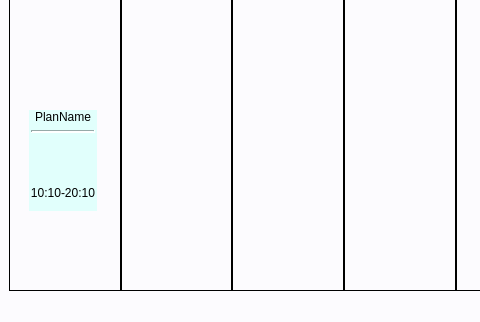
Old version of the form mainwindow.ui in the repository qwertyhoge/timetable_qt; both pictures show x 0 to 480 and y 279 to 601 of the 800 by 601 pixel window.
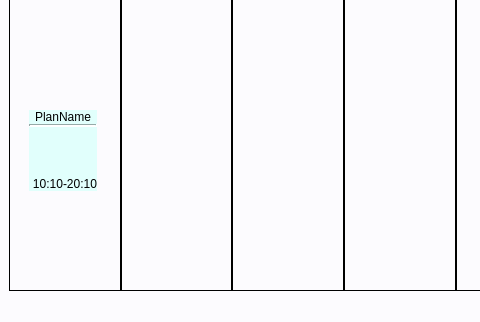
New version of the form.

Commit message: implemented deleting a plan by clicking its button

```diff
--- a/mainwindow.ui
+++ b/mainwindow.ui
@@ -205,9 +205,15 @@
              <x>20</x>
              <y>210</y>
              <width>68</width>
-             <height>101</height>
+             <height>81</height>
             </rect>
            </property>
+           <property name="sizePolicy">
+            <sizepolicy hsizetype="Preferred" vsizetype="Preferred">
+             <horstretch>0</horstretch>
+             <verstretch>0</verstretch>
+            </sizepolicy>
+           </property>
            <property name="palette">
             <palette>
              <active>
@@ -308,21 +314,30 @@
            <property name="styleSheet">
             <string notr="true">background-color: rgb(225, 255, 252);</string>
            </property>
-           <layout class="QVBoxLayout" name="verticalLayout_2" stretch="0,0,1">
+           <layout class="QVBoxLayout" name="verticalLayout_2" stretch="0,1,2">
             <property name="spacing">
-             <number>6</number>
+             <number>0</number>
             </property>
             <property name="leftMargin">
-             <number>2</number>
+             <number>0</number>
+            </property>
+            <property name="topMargin">
+             <number>0</number>
             </property>
             <property name="rightMargin">
-             <number>2</number>
+             <number>0</number>
             </property>
             <property name="bottomMargin">
-             <number>11</number>
+             <number>0</number>
             </property>
             <item>
              <widget class="QLabel" name="label">
+              <property name="sizePolicy">
+               <sizepolicy hsizetype="Preferred" vsizetype="Fixed">
+                <horstretch>0</horstretch>
+                <verstretch>0</verstretch>
+               </sizepolicy>
+              </property>
               <property name="text">
                <string>PlanName</string>
               </property>
@@ -332,12 +347,15 @@
               <property name="alignment">
                <set>Qt::AlignCenter</set>
               </property>
+              <property name="margin">
+               <number>4</number>
+              </property>
              </widget>
             </item>
             <item>
              <widget class="Line" name="line">
               <property name="sizePolicy">
-               <sizepolicy hsizetype="Minimum" vsizetype="Fixed">
+               <sizepolicy hsizetype="Minimum" vsizetype="Maximum">
                 <horstretch>0</horstretch>
                 <verstretch>0</verstretch>
                </sizepolicy>
```
Left out of the diff: 2 changed lines with no effect on the pictures. The commit also changes 4 other files.
